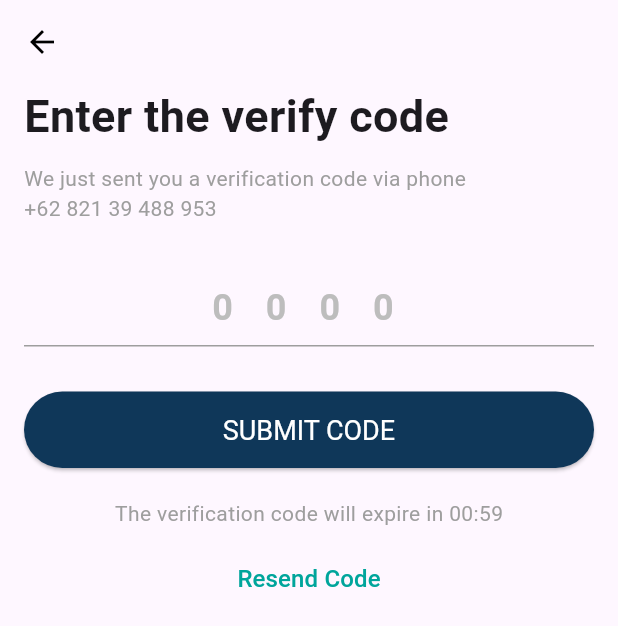
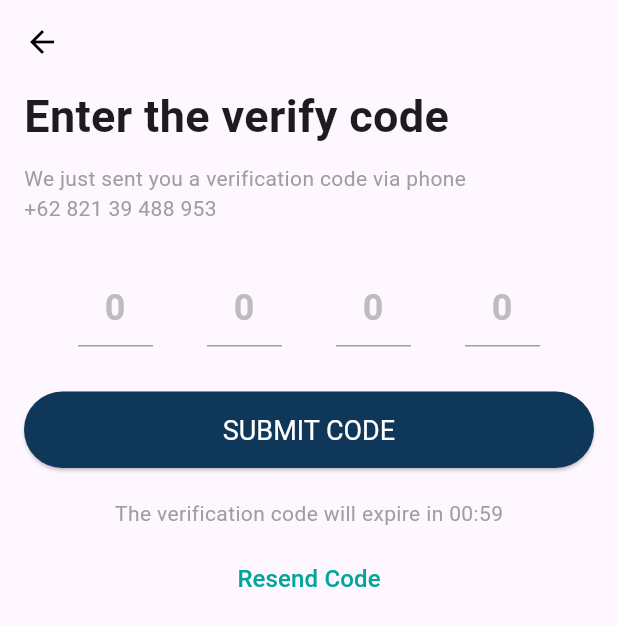
Before and after one commit to DimzsArdiminda/MedHub, a Flutter app: the Verify screen opened directly, on a phone screen of 412 x 824 dp. Shown: the top 626 px of the screen. Run offline on Flutter 3.47's test engine with Material 3 defaults, Android fonts, the phone set to English and light mode, and no system bars; our stand-ins replace animated_text_kit.

Commit message:
feat: otp page

```diff
--- a/lib/auth/veryfy.dart
+++ b/lib/auth/veryfy.dart
@@ -1,9 +1,7 @@
-// ignore_for_file: prefer_const_constructors, sized_box_for_whitespace, avoid_print
-
 import 'package:dfreindsapp/auth/register.dart';
 import 'package:dfreindsapp/auth/succes.dart';
 import 'package:flutter/material.dart';
-import 'package:flutter/services.dart'; // Untuk inputFormatters
+import 'package:flutter/services.dart';
 
 class Verify extends StatefulWidget {
   const Verify({super.key});
@@ -13,18 +11,20 @@ class Verify extends StatefulWidget {
 }
 
 class _VerifyState extends State<Verify> {
-  final _formKey = GlobalKey<FormState>();
-  final TextEditingController _codeController = TextEditingController();
+  final List<TextEditingController> _controllers =
+      List.generate(4, (index) => TextEditingController());
 
   void _submit() {
-    String code = _codeController.text.replaceAll(" ", ""); // Hapus spasi
+    String code = _controllers.map((e) => e.text).join();
     if (code.length == 4) {
-      // Proses kode verifikasi
       print("Verification Code: $code");
+      Navigator.push(
+        context,
+        MaterialPageRoute(builder: (context) => Succes()),
+      );
     } else {
-      // Tampilkan pesan error
       ScaffoldMessenger.of(context).showSnackBar(
-        SnackBar(content: Text("Please enter a valid 4-digit code")),
+        const SnackBar(content: Text("Please enter a valid 4-digit code")),
       );
     }
   }
@@ -35,113 +35,105 @@ class _VerifyState extends State<Verify> {
       appBar: AppBar(
         elevation: 0,
         leading: IconButton(
-          icon: Icon(Icons.arrow_back, color: Colors.black),
+          icon: const Icon(Icons.arrow_back, color: Colors.black),
           onPressed: () {
             Navigator.pop(context);
           },
         ),
       ),
       body: Container(
-        margin: EdgeInsets.symmetric(horizontal: 16),
+        margin: const EdgeInsets.symmetric(horizontal: 16),
         child: Column(
           crossAxisAlignment: CrossAxisAlignment.start,
           children: [
             // Judul
-            Text(
+            const Text(
               "Enter the verify code",
               style: TextStyle(
                 fontSize: 30,
                 fontWeight: FontWeight.bold,
               ),
             ),
-            SizedBox(height: 10),
-            Text(
+            const SizedBox(height: 10),
+            const Text(
               "We just sent you a verification code via phone \n+62 821 39 488 953",
               style: TextStyle(color: Colors.grey),
             ),
-            SizedBox(height: 30),
-            // Form Input Kode Verifikasi
-            Form(
-              key: _formKey,
+            const SizedBox(height: 30),
+
+            // Input OTP dengan placeholder
+            Row(
+              mainAxisAlignment: MainAxisAlignment.spaceEvenly,
+              children: List.generate(4, (index) {
+                return SizedBox(
+                  width: 50,
                   child: TextField(
-                controller: _codeController,
+                    controller: _controllers[index],
                     keyboardType: TextInputType.number,
                     textAlign: TextAlign.center,
-                maxLength: 7, // 4 angka + 3 spasi
-                inputFormatters: [
-                  FilteringTextInputFormatter.digitsOnly, // Hanya angka
-                  _CodeInputFormatter(), // Formatter khusus
-                ],
+                    maxLength: 1,
+                    style: const TextStyle(fontSize: 24, fontWeight: FontWeight.bold),
                     decoration: InputDecoration(
-                  hintText: "0 0 0 0",
-                  hintStyle: TextStyle(color: Colors.grey.shade400),
-                  focusedBorder: UnderlineInputBorder(
-                  borderSide: BorderSide(color: Color(0xFF00A59B), width: 2),
-                  ),
-                  enabledBorder: UnderlineInputBorder(
-                  borderSide: BorderSide(color: Colors.grey, width: 1),
-                  ),
-                  counterText: "", // Hilangkan penghitung karakter
-                  border: UnderlineInputBorder(
-                  borderSide: BorderSide(color: Colors.grey),
-                  ),
-                ),
-                style: TextStyle(
-                  letterSpacing: 8, // Tambahkan jarak antar karakter
+                      counterText: "",
+                      hintText: "0", // Placeholder (default angka 0)
+                      hintStyle: TextStyle(
+                        color: Colors.grey.shade400, // Warna placeholder
                         fontSize: 24,
                         fontWeight: FontWeight.bold,
                       ),
-                // maxLength: 4, // Batasi input hanya 4 karakter
-                buildCounter: (BuildContext context, {int? currentLength, int? maxLength, bool? isFocused}) {
-                  return Container(
-                  width: 0,
-                  height: 0,
-                  );
+                      focusedBorder: const UnderlineInputBorder(
+                        borderSide: BorderSide(color: Color(0xFF00A59B), width: 2),
+                      ),
+                      enabledBorder: const UnderlineInputBorder(
+                        borderSide: BorderSide(color: Colors.grey, width: 1),
+                      ),
+                    ),
+                    onChanged: (value) {
+                      if (value.isNotEmpty && index < 3) {
+                        FocusScope.of(context).nextFocus();
+                      } else if (value.isEmpty && index > 0) {
+                        FocusScope.of(context).previousFocus();
+                      }
                     },
                   ),
+                );
+              }),
             ),
-            SizedBox(height: 30),
+
+            const SizedBox(height: 30),
             // Tombol Submit
             Row(
               children: [
                 Expanded(
                   child: ElevatedButton(
-                    onPressed: () => Navigator.push(
-                      context,
-                      MaterialPageRoute(
-                        builder: (context) => Succes(),
+                    onPressed: _submit,
+                    style: ElevatedButton.styleFrom(
+                      backgroundColor: const Color(0xFF0F3759),
+                      padding: const EdgeInsets.all(15),
+                      foregroundColor: Colors.white,
+                      textStyle: const TextStyle(fontSize: 18),
                     ),
-                    ),
-                    // onPressed: _submit,
-                    style: ElevatedButton.styleFrom(
-                      backgroundColor: Color(0xFF0F3759),
-                      padding: EdgeInsets.all(15),
-                      foregroundColor: Colors.white,
-                      textStyle: TextStyle(fontSize: 18),
-                    ),
-                    child: Text("SUBMIT CODE"),
+                    child: const Text("SUBMIT CODE"),
                   ),
                 ),
               ],
             ),
-            SizedBox(height: 20),
+            const SizedBox(height: 20),
             // Timer dan Tombol Resend Code
-            Center(
+            const Center(
               child: Text(
                 "The verification code will expire in 00:59",
                 style: TextStyle(color: Colors.grey),
               ),
             ),
-            SizedBox(height: 10),
+            const SizedBox(height: 10),
             Center(
               child: TextButton(
                 onPressed: () => Navigator.push(
                   context,
-                  MaterialPageRoute(
-                    builder: (context) => Register(),
+                  MaterialPageRoute(builder: (context) => Register()),
                 ),
-                ),
-                child: Text(
+                child: const Text(
                   "Resend Code",
                   style: TextStyle(color: Color(0xFF00A59B), fontSize: 16),
                 ),
@@ -153,31 +145,3 @@ class _VerifyState extends State<Verify> {
     );
   }
 }
-
-// Custom Formatter untuk Input Kode Verifikasi
-class _CodeInputFormatter extends TextInputFormatter {
-  @override
-  TextEditingValue formatEditUpdate(
-    TextEditingValue oldValue,
-    TextEditingValue newValue,
-  ) {
-    // Hapus spasi pada input baru
-    String digitsOnly = newValue.text.replaceAll(" ", "");
-
-    // Batas maksimum 4 angka
-    if (digitsOnly.length > 4) {
-      digitsOnly = digitsOnly.substring(0, 4);
-    }
-
-    // Sisipkan spasi di antara karakter (misalnya: "1 2 3 4")
-    String formatted = digitsOnly.replaceAllMapped(
-      RegExp(r".{1}"), // Pasangkan setiap karakter
-      (match) => "${match.group(0)} ",
-    );
-
-    return TextEditingValue(
-      text: formatted.trim(), // Hapus spasi di akhir
-      selection: TextSelection.collapsed(offset: formatted.length),
-    );
-  }
-}
```
Lines whose indentation alone changed are shown as unchanged.
